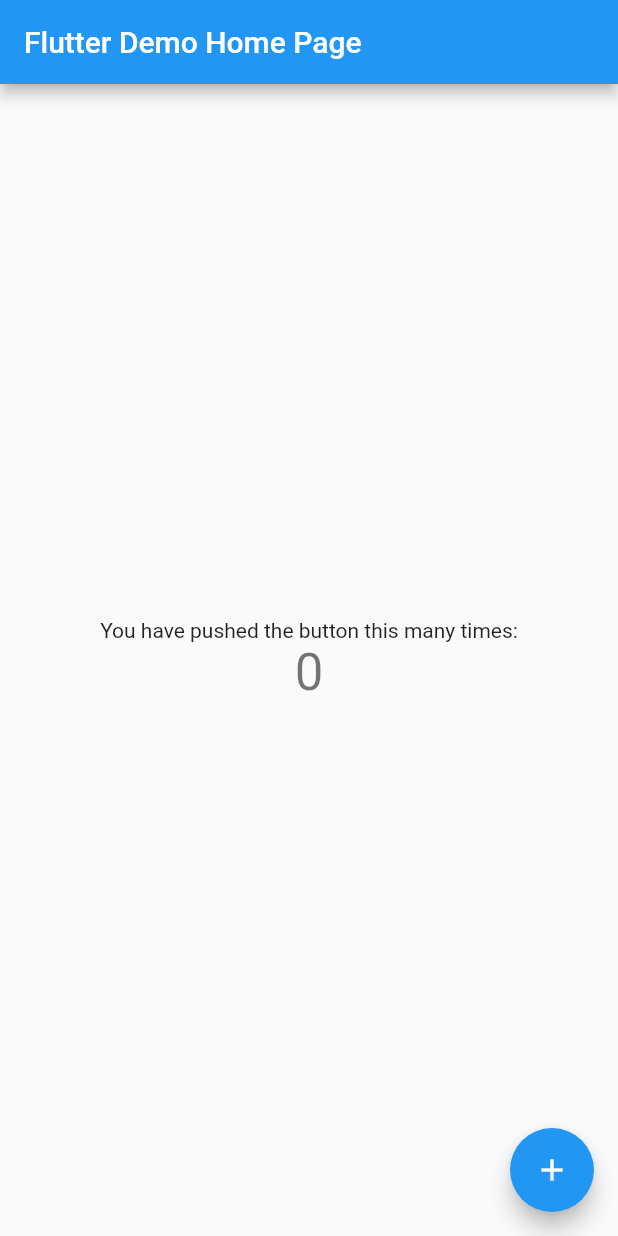
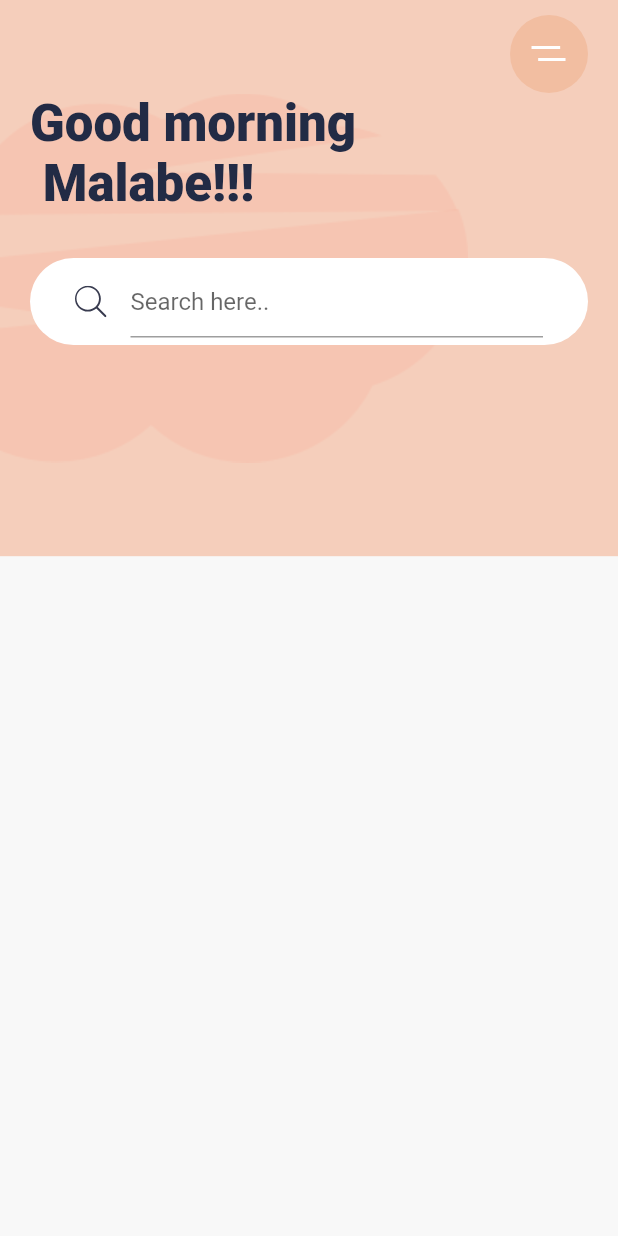
Before and after one commit to kalananimsara/daily-exercise-app, a Flutter app: the screen it shows after launch, on a phone screen of 412 x 824 dp. Run offline on Flutter 3.47's test engine with Material 2 defaults, Android fonts, the phone set to English and light mode, and no system bars; our stand-ins replace flutter_svg.

Commit message:
feat: home screen upper search bar added 👏

```diff
--- /dev/null
+++ b/lib/constants.dart
@@ -0,0 +1,8 @@
+import 'package:flutter/material.dart';
+
+const kBackgroundColor = Color(0xFFF8F8F8);
+const kActiveIconColor = Color(0xFFE68342);
+const kTextColor = Color(0xFF222B45);
+const kBlueLightColor = Color(0xFFC7B875);
+const kBlueColor = Color(0xFF817DC0);
+const kShadowColor = Color(0xFFE6E6E6);
--- a/lib/main.dart
+++ b/lib/main.dart
@@ -1,4 +1,6 @@
+import 'package:daily_exercise_app/constants.dart';
 import 'package:flutter/material.dart';
+import 'package:flutter_svg/flutter_svg.dart';
 
 void main() {
   runApp(MyApp());
@@ -9,105 +11,80 @@ class MyApp extends StatelessWidget {
   @override
   Widget build(BuildContext context) {
     return MaterialApp(
-      title: 'Flutter Demo',
+      debugShowCheckedModeBanner: false,
+      title: 'Meditation App',
       theme: ThemeData(
-        // This is the theme of your application.
-        //
-        // Try running your application with "flutter run". You'll see the
-        // application has a blue toolbar. Then, without quitting the app, try
-        // changing the primarySwatch below to Colors.green and then invoke
-        // "hot reload" (press "r" in the console where you ran "flutter run",
-        // or simply save your changes to "hot reload" in a Flutter IDE).
-        // Notice that the counter didn't reset back to zero; the application
-        // is not restarted.
-        primarySwatch: Colors.blue,
+        fontFamily: "Cario",
+        scaffoldBackgroundColor: kBackgroundColor,
+        textTheme: Theme.of(context).textTheme.apply(displayColor: kTextColor),
       ),
-      home: MyHomePage(title: 'Flutter Demo Home Page'),
+      home: HomeScreen(),
     );
   }
 }
 
-class MyHomePage extends StatefulWidget {
-  MyHomePage({Key key, this.title}) : super(key: key);
-
-  // This widget is the home page of your application. It is stateful, meaning
-  // that it has a State object (defined below) that contains fields that affect
-  // how it looks.
-
-  // This class is the configuration for the state. It holds the values (in this
-  // case the title) provided by the parent (in this case the App widget) and
-  // used by the build method of the State. Fields in a Widget subclass are
-  // always marked "final".
-
-  final String title;
-
-  @override
-  _MyHomePageState createState() => _MyHomePageState();
-}
-
-class _MyHomePageState extends State<MyHomePage> {
-  int _counter = 0;
-
-  void _incrementCounter() {
-    setState(() {
-      // This call to setState tells the Flutter framework that something has
-      // changed in this State, which causes it to rerun the build method below
-      // so that the display can reflect the updated values. If we changed
-      // _counter without calling setState(), then the build method would not be
-      // called again, and so nothing would appear to happen.
-      _counter++;
-    });
-  }
-
+class HomeScreen extends StatelessWidget {
   @override
   Widget build(BuildContext context) {
-    // This method is rerun every time setState is called, for instance as done
-    // by the _incrementCounter method above.
-    //
-    // The Flutter framework has been optimized to make rerunning build methods
-    // fast, so that you can just rebuild anything that needs updating rather
-    // than having to individually change instances of widgets.
+    var size = MediaQuery.of(context)
+        .size; //This gonna give us a total width and height of our device!!!
     return Scaffold(
-      appBar: AppBar(
-        // Here we take the value from the MyHomePage object that was created by
-        // the App.build method, and use it to set our appbar title.
-        title: Text(widget.title),
+      body: Stack(
+        children: <Widget>[
+          Container(
+            //accourding to the design height of the contaier should be 45% of total height
+            height: size.height * .45,
+            decoration: BoxDecoration(
+                color: Color(0xFFF5CEBB),
+                image: DecorationImage(
+                    alignment: Alignment.centerLeft,
+                    image:
+                        AssetImage("assets/images/undraw_pilates_gpdb.png"))),
           ),
-      body: Center(
-        // Center is a layout widget. It takes a single child and positions it
-        // in the middle of the parent.
+          SafeArea(
+              child: Padding(
+            padding: const EdgeInsets.symmetric(horizontal: 20, vertical: 10),
             child: Column(
-          // Column is also a layout widget. It takes a list of children and
-          // arranges them vertically. By default, it sizes itself to fit its
-          // children horizontally, and tries to be as tall as its parent.
-          //
-          // Invoke "debug painting" (press "p" in the console, choose the
-          // "Toggle Debug Paint" action from the Flutter Inspector in Android
-          // Studio, or the "Toggle Debug Paint" command in Visual Studio Code)
-          // to see the wireframe for each widget.
-          //
-          // Column has various properties to control how it sizes itself and
-          // how it positions its children. Here we use mainAxisAlignment to
-          // center the children vertically; the main axis here is the vertical
-          // axis because Columns are vertical (the cross axis would be
-          // horizontal).
-          mainAxisAlignment: MainAxisAlignment.center,
+              crossAxisAlignment: CrossAxisAlignment.stretch,
               children: <Widget>[
-            Text(
-              'You have pushed the button this many times:',
+                Align(
+                  alignment: Alignment.topRight,
+                  child: Container(
+                    alignment: Alignment.center,
+                    height: 52,
+                    width: 52,
+                    decoration: BoxDecoration(
+                      color: Color(0xFFF2BEA1),
+                      shape: BoxShape.circle,
+                    ),
+                    child: SvgPicture.asset("assets/icons/menu.svg"),
+                  ),
                 ),
                 Text(
-              '$_counter',
-              style: Theme.of(context).textTheme.headline4,
+                  "Good morning \n Malabe!!!",
+                  style: Theme.of(context)
+                      .textTheme
+                      .display1
+                      .copyWith(fontWeight: FontWeight.w900),
                 ),
+                Container(
+                  margin: EdgeInsets.symmetric(vertical: 30.0),
+                  padding: EdgeInsets.symmetric(horizontal: 30, vertical: 5),
+                  decoration: BoxDecoration(
+                      color: Colors.white,
+                      borderRadius: BorderRadius.circular(29.0)),
+                  child: TextField(
+                    decoration: InputDecoration(
+                      hintText: "Search here..",
+                      icon: SvgPicture.asset("assets/icons/search.svg"),
+                    ),
+                  ),
+                )
               ],
             ),
+          ))
+        ],
       ),
-      floatingActionButton: FloatingActionButton(
-        onPressed: _incrementCounter,
-        tooltip: 'Increment',
-        child: Icon(Icons.add),
-      ), // This trailing comma makes auto-formatting nicer for build methods.
     );
   }
 }
```
Also changed, not shown: pubspec.yaml (+14 -8 lines), pubspec.lock. Lines whose indentation alone changed are shown as unchanged.
